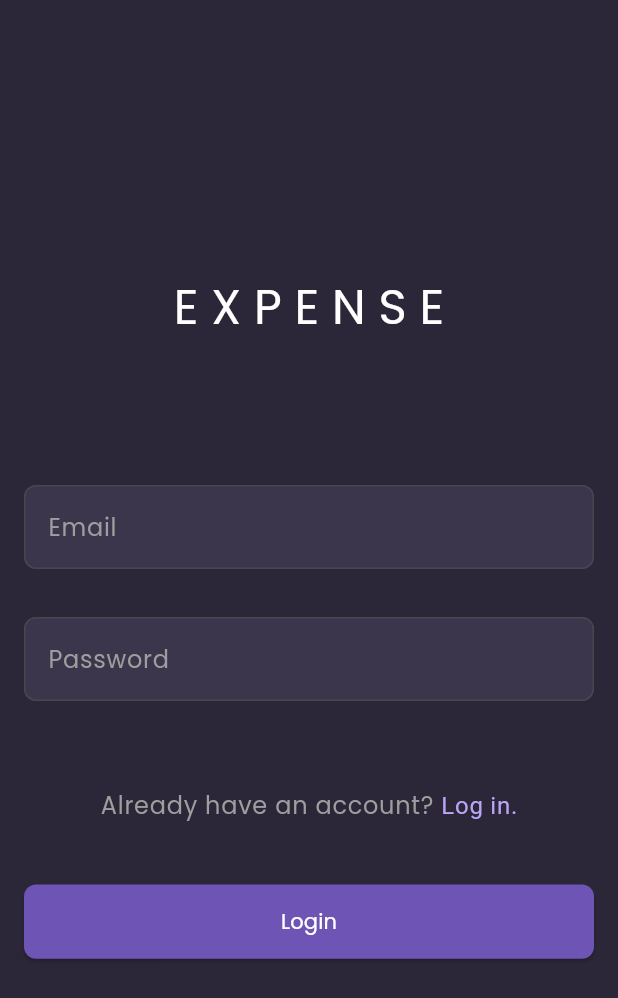
After one commit to harundemir918/expense_tracker_flutter, a Flutter app: the screen it shows after launch, on a phone screen of 412 x 824 dp. The commit adds this screen. Shown: the top 998 px of the screen. Run offline on Flutter 3.47's test engine with Material 3 defaults, Android fonts, the phone set to English and light mode, and no system bars; our stand-ins replace fl_chart.

Commit message:
feat: add login page

```diff
--- /dev/null
+++ b/lib/core/common/widgets/app_button.dart
@@ -0,0 +1,36 @@
+import 'package:expense_tracker/core/theme/app_colors.dart';
+import 'package:flutter/material.dart';
+
+class AppButton extends StatelessWidget {
+  final String text;
+  final VoidCallback onPressed;
+
+  const AppButton({
+    super.key,
+    required this.text,
+    required this.onPressed,
+  });
+
+  @override
+  Widget build(BuildContext context) {
+    return SizedBox(
+      width: double.infinity,
+      height: MediaQuery.sizeOf(context).height * 0.06,
+      child: ElevatedButton(
+        onPressed: onPressed,
+        style: ElevatedButton.styleFrom(
+          backgroundColor: AppColors.purpleColor,
+          shape: RoundedRectangleBorder(
+            borderRadius: BorderRadius.circular(8.0),
+          ),
+        ),
+        child: Text(
+          text,
+          style: TextStyle(
+            color: AppColors.whiteColor,
+          ),
+        ),
+      ),
+    );
+  }
+}
--- /dev/null
+++ b/lib/core/common/widgets/app_logo.dart
@@ -0,0 +1,18 @@
+import 'package:expense_tracker/core/theme/app_colors.dart';
+import 'package:flutter/material.dart';
+
+class AppLogo extends StatelessWidget {
+  const AppLogo({
+    super.key,
+  });
+
+  @override
+  Widget build(BuildContext context) {
+    return Text(
+      'E X P E N S E',
+      style: Theme.of(context).textTheme.headlineLarge?.copyWith(
+            color: AppColors.whiteColor,
+          ),
+    );
+  }
+}
--- /dev/null
+++ b/lib/core/common/widgets/app_text_form_field.dart
@@ -0,0 +1,38 @@
+import 'package:expense_tracker/core/theme/app_colors.dart';
+import 'package:flutter/material.dart';
+
+class AppTextFormField extends StatelessWidget {
+  final TextEditingController controller;
+  final String hintText;
+
+  const AppTextFormField({
+    super.key,
+    required this.controller,
+    required this.hintText,
+  });
+
+  @override
+  Widget build(BuildContext context) {
+    return Padding(
+      padding: const EdgeInsets.symmetric(vertical: 16.0),
+      child: TextFormField(
+        controller: controller,
+        style: TextStyle(color: AppColors.whiteColor),
+        decoration: InputDecoration(
+          fillColor: AppColors.lightPurpleColor2,
+          filled: true,
+          border: OutlineInputBorder(
+            borderRadius: BorderRadius.circular(8.0),
+            borderSide: BorderSide(color: AppColors.lightPurpleColor1),
+          ),
+          errorBorder: OutlineInputBorder(
+            borderRadius: BorderRadius.circular(8.0),
+            borderSide: BorderSide(color: AppColors.redColor),
+          ),
+          hintText: hintText,
+          hintStyle: TextStyle(color: AppColors.hintColor),
+        ),
+      ),
+    );
+  }
+}
--- a/lib/core/theme/app_colors.dart
+++ b/lib/core/theme/app_colors.dart
@@ -2,9 +2,15 @@ import 'package:flutter/material.dart';
 
 class AppColors {
   static Color whiteColor = const Color(0xFFFFFFFF);
-  static Color lightPurpleColor = const Color(0xFF8F659A);
-  static Color darkPurpleColor = const Color(0xFF42224A);
+  static Color purpleColor = const Color(0xFF6E54B5);
+  static Color lightPurpleColor1 = const Color(0xFF8F659A);
+  static Color lightPurpleColor2 = const Color(0xFF3B364C);
+  static Color lightPurpleColor3 = const Color(0xFFBAA6F5);
+  static Color darkPurpleColor1 = const Color(0xFF42224A);
+  static Color darkPurpleColor2 = const Color(0xFF2B2638);
   static Color lightOrangeColor = const Color(0xFFEF8767);
+  static Color redColor = Colors.red;
+  static Color hintColor = Colors.grey;
   static Color greyColor = Colors.black12;
   static Color blackColor = const Color(0xFF120216);
   static Color transparentColor = Colors.transparent;
--- /dev/null
+++ b/lib/features/auth/presentation/pages/login_page.dart
@@ -0,0 +1,59 @@
+import 'package:expense_tracker/core/common/widgets/app_button.dart';
+import 'package:expense_tracker/core/common/widgets/app_logo.dart';
+import 'package:expense_tracker/core/common/widgets/app_text_form_field.dart';
+import 'package:expense_tracker/features/auth/presentation/widgets/have_account_text.dart';
+import 'package:expense_tracker/features/home/presentation/pages/home_page.dart';
+import 'package:flutter/material.dart';
+
+class LoginPage extends StatefulWidget {
+  const LoginPage({super.key});
+
+  @override
+  State<LoginPage> createState() => _LoginPageState();
+}
+
+class _LoginPageState extends State<LoginPage> {
+  final TextEditingController emailController = TextEditingController();
+  final TextEditingController passwordController = TextEditingController();
+
+  @override
+  Widget build(BuildContext context) {
+    return Scaffold(
+      body: SingleChildScrollView(
+        child: Container(
+          height: MediaQuery.sizeOf(context).height,
+          padding: const EdgeInsets.all(16.0),
+          child: Column(
+            mainAxisAlignment: MainAxisAlignment.center,
+            children: [
+              AppLogo(),
+              SizedBox(height: MediaQuery.sizeOf(context).height * 0.1),
+              AppTextFormField(
+                controller: emailController,
+                hintText: 'Email',
+              ),
+              AppTextFormField(
+                controller: passwordController,
+                hintText: 'Password',
+              ),
+              SizedBox(height: MediaQuery.sizeOf(context).height * 0.05),
+              const HaveAccountText(),
+              SizedBox(height: MediaQuery.sizeOf(context).height * 0.05),
+              AppButton(
+                text: 'Login',
+                onPressed: () {
+                  Navigator.push(
+                    context,
+                    MaterialPageRoute(
+                      builder: (context) => const HomePage(),
+                    ),
+                  );
+                },
+              ),
+            ],
+          ),
+        ),
+      ),
+    );
+  }
+}
--- /dev/null
+++ b/lib/features/auth/presentation/widgets/have_account_text.dart
@@ -0,0 +1,31 @@
+import 'package:expense_tracker/core/theme/app_colors.dart';
+import 'package:flutter/material.dart';
+
+class HaveAccountText extends StatelessWidget {
+  const HaveAccountText({
+    super.key,
+  });
+
+  @override
+  Widget build(BuildContext context) {
+    return GestureDetector(
+      onTap: () {},
+      child: Text.rich(
+        TextSpan(
+          text: 'Already have an account? ',
+          style: Theme.of(context).textTheme.bodyLarge?.copyWith(
+                color: AppColors.hintColor,
+              ),
+          children: [
+            TextSpan(
+              text: 'Log in.',
+              style: TextStyle(
+                color: AppColors.lightPurpleColor3,
+              ),
+            ),
+          ],
+        ),
+      ),
+    );
+  }
+}
--- a/lib/features/home/presentation/widgets/home_outcome.dart
+++ b/lib/features/home/presentation/widgets/home_outcome.dart
@@ -22,7 +22,7 @@ class HomeOutcome extends StatelessWidget {
         vertical: 24.0,
       ),
       decoration: BoxDecoration(
-        color: AppColors.darkPurpleColor,
+        color: AppColors.darkPurpleColor1,
         borderRadius: BorderRadius.circular(32.0),
       ),
       child: Column(
--- a/lib/main.dart
+++ b/lib/main.dart
@@ -1,4 +1,5 @@
-import 'package:expense_tracker/features/home/presentation/pages/home_page.dart';
+import 'package:expense_tracker/core/theme/app_colors.dart';
+import 'package:expense_tracker/features/auth/presentation/pages/login_page.dart';
 import 'package:flutter/material.dart';
 
 void main() {
@@ -14,11 +15,12 @@ class MyApp extends StatelessWidget {
       title: 'Expense Tracker',
       debugShowCheckedModeBanner: false,
       theme: ThemeData(
+        scaffoldBackgroundColor: AppColors.darkPurpleColor2,
         colorScheme: ColorScheme.fromSeed(seedColor: Colors.deepPurple),
         useMaterial3: true,
         fontFamily: 'Poppins',
       ),
-      home: const HomePage(),
+      home: const LoginPage(),
     );
   }
 }
```
